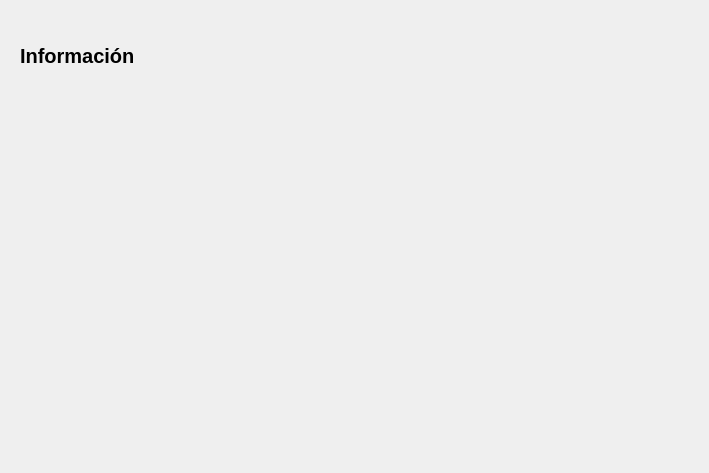
Above: GUI/Interface/Info.ui from Skop-22/ControlAnchoBanda-Pyside6 before the change. Below: the same form after it.
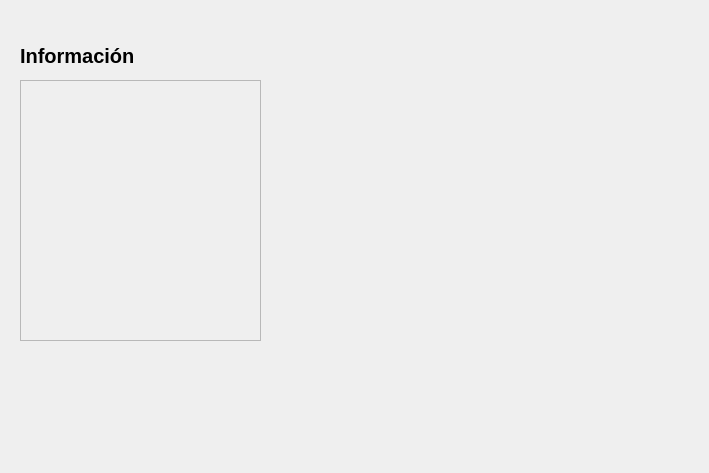
That is the form after the change. Custom widgets are drawn as their Qt base class.

```diff
--- a/GUI/Interface/Info.ui
+++ b/GUI/Interface/Info.ui
@@ -32,17 +32,31 @@
     <string>Información</string>
    </property>
   </widget>
-  <widget class="QWidget" name="widget" native="true">
+  <widget class="CardWidget" name="frame">
    <property name="geometry">
     <rect>
-     <x>30</x>
+     <x>20</x>
      <y>80</y>
-     <width>371</width>
-     <height>311</height>
+     <width>241</width>
+     <height>261</height>
     </rect>
    </property>
+   <property name="frameShape">
+    <enum>QFrame::StyledPanel</enum>
+   </property>
+   <property name="frameShadow">
+    <enum>QFrame::Raised</enum>
+   </property>
   </widget>
  </widget>
+ <customwidgets>
+  <customwidget>
+   <class>CardWidget</class>
+   <extends>QFrame</extends>
+   <header location="global">qfluentwidgets</header>
+   <container>1</container>
+  </customwidget>
+ </customwidgets>
  <resources/>
  <connections/>
 </ui>
```
